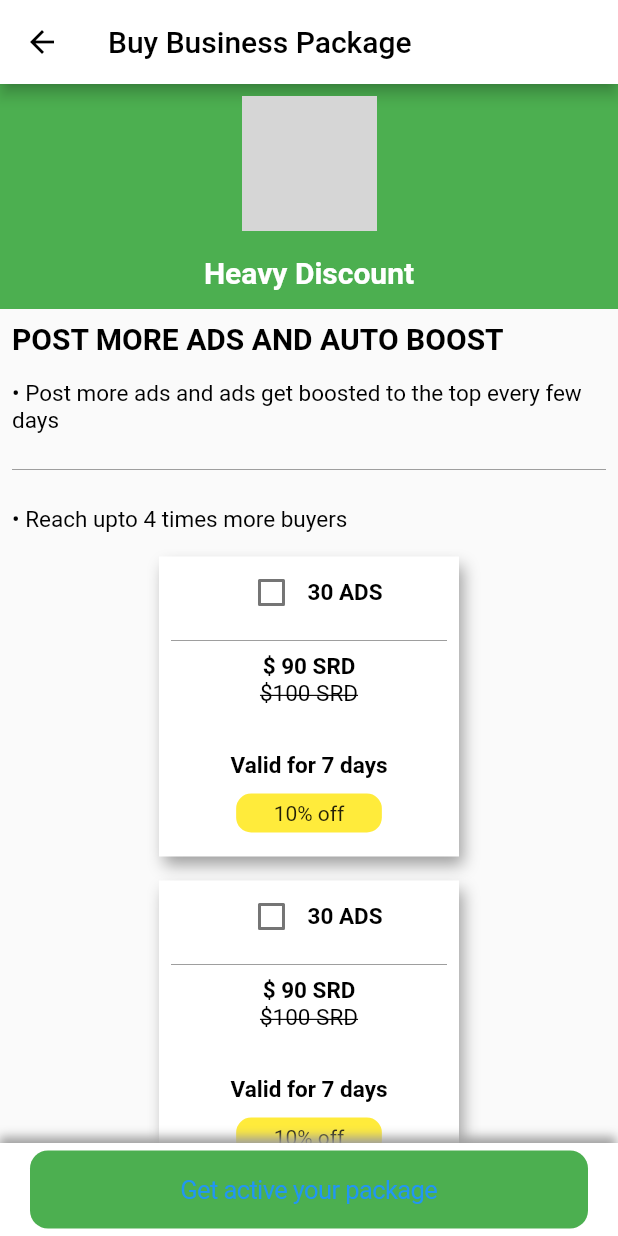
After one commit to dcMalay/julia, a Flutter app: the BuyBusiness screen opened directly, on a phone screen of 412 x 824 dp. The commit adds this screen. Run offline on Flutter 3.47's test engine with Material 2 defaults, Android fonts, the phone set to English and light mode, and no system bars; our stand-ins replace firebase_auth, firebase_core, grouped_list, image_picker, ionicons, pinput; missing offline and left inert: otp_timer_button; accounts and stored records are empty; network calls fail; grey boxes are pictures that could not be loaded.

```diff
--- a/lib/main.dart
+++ b/lib/main.dart
@@ -1,24 +1,35 @@
 import 'package:flutter/material.dart';
+import 'package:julia/provider/auth_provider.dart';
 import 'package:julia/views/login_register/login.dart';
+import 'package:provider/provider.dart';
 
 void main() {
   WidgetsFlutterBinding.ensureInitialized();
   runApp(const MyApp());
 }
 
-class MyApp extends StatelessWidget {
+class MyApp extends StatefulWidget {
   const MyApp({Key? key}) : super(key: key);
 
+  @override
+  State<MyApp> createState() => _MyAppState();
+}
+
+class _MyAppState extends State<MyApp> {
   // This widget is the root of your application.
   @override
   Widget build(BuildContext context) {
-    return MaterialApp(
+    return MultiProvider(
+        providers: [
+          ChangeNotifierProvider(create: (context) => AuthProvider()),
+        ],
+        child: MaterialApp(
           debugShowCheckedModeBanner: false,
           title: 'Flutter Demo',
           theme: ThemeData(
             primarySwatch: Colors.blue,
           ),
           home: const Login(),
-    );
+        ));
   }
 }
--- /dev/null
+++ b/lib/provider/auth_provider.dart
@@ -0,0 +1,22 @@
+import 'dart:io';
+import 'package:flutter/cupertino.dart';
+import 'package:http/http.dart' as http;
+
+const baseUrl = 'http://52.67.149.51:3000';
+
+class AuthProvider with ChangeNotifier {
+  bool loading = false;
+  getPostData(email) async {
+    loading = true;
+    await sendEmail(email);
+    loading = false;
+    notifyListeners();
+  }
+}
+
+Future<http.Response> sendEmail(String email) async {
+  return http.post(
+    Uri.parse("$baseUrl/user/getprofile/email/$email"),
+    headers: {HttpHeaders.contentTypeHeader: "application/json"},
+  );
+}
--- /dev/null
+++ b/lib/views/buybusiness/buy_business.dart
@@ -0,0 +1,134 @@
+import 'package:flutter/cupertino.dart';
+import 'package:flutter/material.dart';
+import 'package:julia/views/buybusiness/components/buyad_tile.dart';
+
+class BuyBusiness extends StatefulWidget {
+  // ignore: prefer_const_constructors_in_immutables
+  BuyBusiness({super.key});
+
+  @override
+  State<BuyBusiness> createState() => _BuyBusinessState();
+}
+
+class _BuyBusinessState extends State<BuyBusiness> {
+  @override
+  Widget build(BuildContext context) {
+    return Scaffold(
+      appBar: AppBar(
+        leading: IconButton(
+          onPressed: () {
+            Navigator.pop(context);
+          },
+          icon: const Icon(
+            Icons.arrow_back,
+            color: Colors.black,
+          ),
+        ),
+        backgroundColor: Colors.white,
+        title: const Text(
+          'Buy Business Package',
+          style: TextStyle(color: Colors.black),
+        ),
+      ),
+      body: ListView(
+        children: [
+          Column(
+            crossAxisAlignment: CrossAxisAlignment.start,
+            children: [
+              Container(
+                height: 150,
+                width: MediaQuery.of(context).size.width,
+                decoration: const BoxDecoration(color: Colors.green),
+                child: Column(
+                  children: [
+                    Padding(
+                      padding: const EdgeInsets.all(8.0),
+                      child: Image.network(
+                        'http://52.67.149.51/assets/images/tag.png',
+                        height: 90,
+                      ),
+                    ),
+                    const Padding(
+                      padding: EdgeInsets.all(8.0),
+                      child: Text(
+                        'Heavy Discount',
+                        style: TextStyle(
+                            color: Colors.white,
+                            fontSize: 20,
+                            fontWeight: FontWeight.bold),
+                      ),
+                    ),
+                  ],
+                ),
+              ),
+              const Padding(
+                padding: EdgeInsets.all(8.0),
+                child: Text(
+                  'POST MORE ADS AND AUTO BOOST',
+                  style: TextStyle(
+                      color: Colors.black,
+                      fontSize: 20,
+                      fontWeight: FontWeight.bold),
+                ),
+              ),
+              const Padding(
+                padding: EdgeInsets.all(8.0),
+                child: Text(
+                  '\u2022 Post more ads and ads get boosted to the top every few days',
+                  style: TextStyle(
+                    color: Colors.black,
+                    fontSize: 15,
+                  ),
+                ),
+              ),
+              const Padding(
+                padding: EdgeInsets.all(8.0),
+                child: Divider(
+                  color: Colors.grey,
+                ),
+              ),
+              const Padding(
+                padding: EdgeInsets.all(8.0),
+                child: Text(
+                  '\u2022 Reach upto 4 times more buyers',
+                  style: TextStyle(
+                    color: Colors.black,
+                    fontSize: 15,
+                  ),
+                ),
+              ),
+              const Center(
+                child: BuyAdTile(),
+              ),
+              const Center(
+                child: BuyAdTile(),
+              ),
+              const Center(
+                child: BuyAdTile(),
+              ),
+              const SizedBox(
+                height: 20,
+              )
+            ],
+          ),
+        ],
+      ),
+      bottomNavigationBar: Container(
+        decoration: const BoxDecoration(color: Colors.white, boxShadow: [
+          BoxShadow(
+            offset: Offset(-1, -4),
+            spreadRadius: 0,
+            blurRadius: 5,
+            color: Colors.grey,
+          )
+        ]),
+        padding: const EdgeInsets.symmetric(horizontal: 20, vertical: 5),
+        child: CupertinoButton(
+          color: Colors.green,
+          onPressed: () {},
+          child: const Text('Get active your package'),
+        ),
+      ),
+    );
+  }
+}
--- /dev/null
+++ b/lib/views/buybusiness/components/buyad_tile.dart
@@ -0,0 +1,87 @@
+import 'package:flutter/material.dart';
+
+class BuyAdTile extends StatefulWidget {
+  const BuyAdTile({super.key});
+
+  @override
+  State<BuyAdTile> createState() => _BuyAdTileState();
+}
+
+class _BuyAdTileState extends State<BuyAdTile> {
+  bool checkValue = false;
+  @override
+  Widget build(BuildContext context) {
+    return Container(
+      height: 200,
+      width: 200,
+      margin: const EdgeInsets.all(8),
+      decoration: const BoxDecoration(color: Colors.white, boxShadow: [
+        BoxShadow(
+          offset: Offset(3, 6),
+          spreadRadius: 0,
+          blurRadius: 8,
+          color: Colors.grey,
+        ),
+      ]),
+      child: Column(
+        children: [
+          Row(
+            mainAxisAlignment: MainAxisAlignment.center,
+            children: [
+              Checkbox(
+                  value: checkValue,
+                  onChanged: (value) {
+                    setState(() {
+                      checkValue = value!;
+                    });
+                  }),
+              const Text(
+                '30 ADS',
+                style: TextStyle(
+                    color: Colors.black,
+                    fontSize: 15,
+                    fontWeight: FontWeight.bold),
+              ),
+            ],
+          ),
+          const Padding(
+            padding: EdgeInsets.symmetric(horizontal: 8.0),
+            child: Divider(
+              color: Colors.grey,
+            ),
+          ),
+          const Text(
+            '\$ 90 SRD',
+            style: TextStyle(
+                color: Colors.black, fontSize: 15, fontWeight: FontWeight.bold),
+          ),
+          const Text(
+            '\$100 SRD',
+            style: TextStyle(
+              decoration: TextDecoration.lineThrough,
+              color: Colors.black,
+              fontSize: 15,
+            ),
+          ),
+          const SizedBox(
+            height: 30,
+          ),
+          const Text(
+            'Valid for 7 days',
+            style: TextStyle(
+                color: Colors.black, fontSize: 15, fontWeight: FontWeight.bold),
+          ),
+          const SizedBox(
+            height: 10,
+          ),
+          Container(
+            padding: const EdgeInsets.symmetric(vertical: 5, horizontal: 25),
+            decoration: BoxDecoration(
+                color: Colors.yellow, borderRadius: BorderRadius.circular(10)),
+            child: const Text('10% off'),
+          )
+        ],
+      ),
+    );
+  }
+}
--- a/lib/views/home/home_screen.dart
+++ b/lib/views/home/home_screen.dart
@@ -123,9 +123,7 @@ class _HomeScreenState extends State<HomeScreen> {
             const SizedBox(
               height: 10,
             ),
-            SizedBox(
-              height: 1200,
-              child: GestureDetector(
+            GestureDetector(
               onTap: () {
                 Navigator.push(context, MaterialPageRoute(builder: (context) {
                   return const ProductDetailsScreen(
@@ -138,7 +136,6 @@ class _HomeScreenState extends State<HomeScreen> {
                 }));
               },
               child: const Products(),
-              ),
             ),
             // Row(
             //   children: [
--- a/pubspec.yaml
+++ b/pubspec.yaml
@@ -41,6 +41,10 @@ dependencies:
   grouped_list: ^5.1.2
   intl: ^0.17.0
   image_picker: ^0.8.5+3
+  pinput: ^2.2.16
+  otp_timer_button: ^1.1.0
+  provider: ^6.0.4
+
 
 dev_dependencies:
   flutter_test:
```
Also changed, not shown: lib/views/chat/chat_screen.dart (+22 -37 lines), lib/views/chat/subscreens/buyer_chatscreen.dart (deleted, +0 -24 lines), lib/views/chat/subscreens/seller_chatscreen.dart (deleted, +0 -23 lines), lib/views/explore/explore.dart (+0 -9 lines), lib/views/home/components/products_card.dart (+18 -9 lines), lib/views/login_register/login.dart (+30 -35 lines), lib/views/login_register/verify.dart (added, +115 -0 lines), lib/views/my_account/my_account.dart (+23 -1 lines), lib/views/myads/components/ad_tile.dart (+49 -41 lines), lib/views/myads/myads.dart (+20 -17 lines), pubspec.lock, 5 other files. Lines whose indentation alone changed are shown as unchanged.
